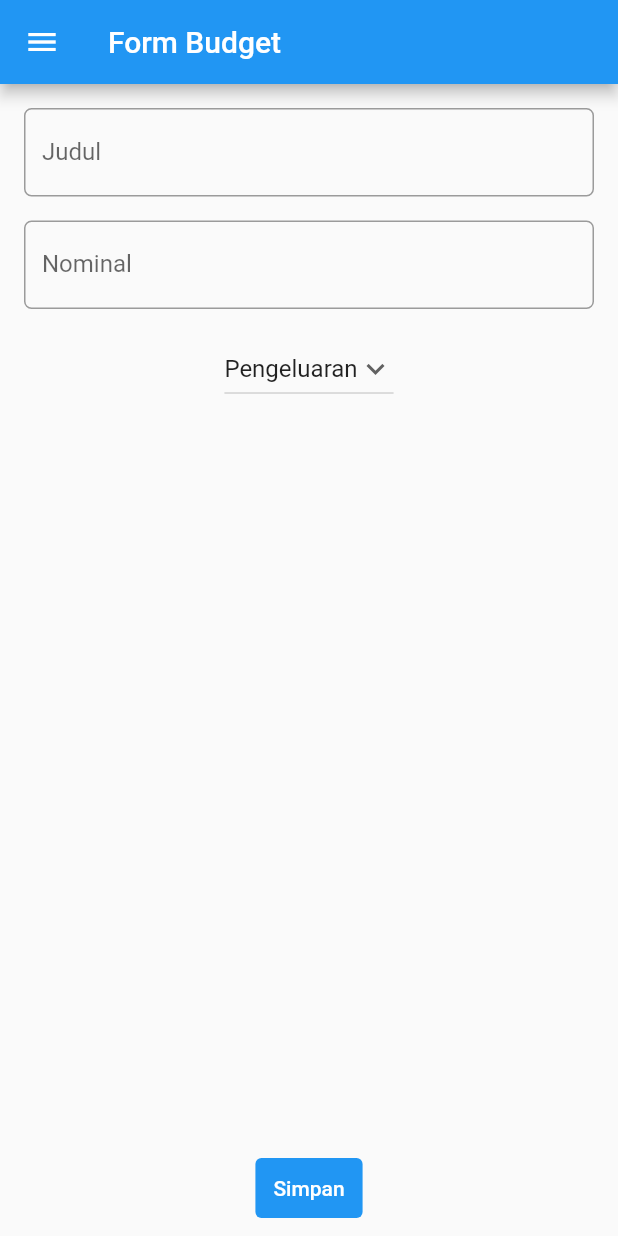
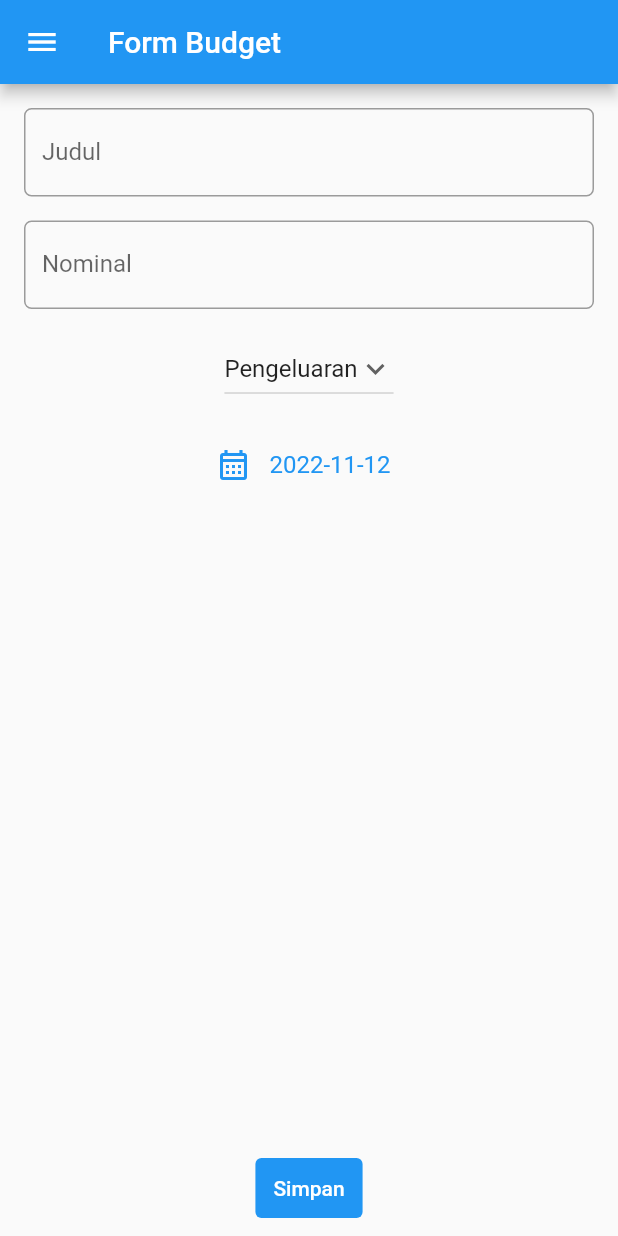
Before and after one commit to bonaventuragal/pbp-flutter-lab, a Flutter app: the FormBudget screen opened by its route, on a phone screen of 412 x 824 dp. Run offline on Flutter 3.47's test engine with Material 2 defaults, Android fonts, the phone set to English and light mode, and no system bars.

```diff
--- a/lib/budget.dart
+++ b/lib/budget.dart
@@ -3,10 +3,26 @@ class Budget {
   String judul;
   int nominal;
   String jenis;
+  DateTime date;
 
-  Budget({required this.judul, required this.nominal, required this.jenis});
+  Budget({
+    required this.judul,
+    required this.nominal,
+    required this.jenis,
+    required this.date,
+  });
 
-  static void add({required judul, required nominal, required jenis}) {
-    listBudget.add(Budget(judul: judul, nominal: nominal, jenis: jenis));
+  static void add({
+    required judul,
+    required nominal,
+    required jenis,
+    required date,
+  }) {
+    listBudget.add(Budget(
+      judul: judul,
+      nominal: nominal,
+      jenis: jenis,
+      date: date,
+    ));
   }
 }
--- a/lib/form.dart
+++ b/lib/form.dart
@@ -14,6 +14,7 @@ class _FormBudgetState extends State<FormBudget> {
   String _judul = "";
   int _nominal = 0;
   String _jenis = "Pengeluaran";
+  DateTime? _date = DateTime.now();
 
   @override
   Widget build(BuildContext context) {
@@ -123,11 +124,47 @@ class _FormBudgetState extends State<FormBudget> {
                       child: Text('Pemasukan'),
                     ),
                   ],
-                  onChanged: (String? newValue) {
+                  onChanged: (String? value) {
                     setState(() {
-                      _jenis = newValue!;
+                      _jenis = value!;
                     });
                   },
+                ),
+              ),
+              Padding(
+                // Input Jenis
+                padding: const EdgeInsets.all(8.0),
+                child: Row(
+                  mainAxisAlignment: MainAxisAlignment.center,
+                  children: [
+                    const Icon(
+                      Icons.calendar_month_outlined,
+                      color: Colors.blue,
+                    ),
+                    const SizedBox(width: 4.0),
+                    TextButton(
+                      onPressed: (() {
+                        showDatePicker(
+                          context: context,
+                          initialDate: DateTime.now(),
+                          firstDate: DateTime(2000),
+                          lastDate: DateTime(2999),
+                        ).then((value) {
+                          setState(() {
+                            _date = value;
+                          });
+                        });
+                      }),
+                      child: Text(
+                        _date.toString().split(' ')[0],
+                        style: const TextStyle(
+                          fontSize: 16.0,
+                          // color: Colors.black87,
+                          fontWeight: FontWeight.normal,
+                        ),
+                      ),
+                    ),
+                  ],
                 ),
               ),
               Expanded(
@@ -140,6 +177,7 @@ class _FormBudgetState extends State<FormBudget> {
                           judul: _judul,
                           nominal: _nominal,
                           jenis: _jenis,
+                          date: _date,
                         );
                         showDialog(
                           context: context,
```
Also changed, not shown: lib/data_budget.dart (+12 -3 lines).
